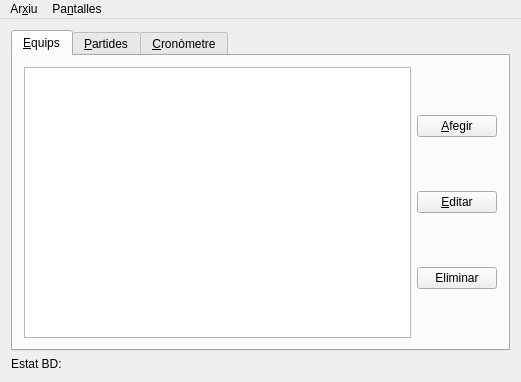
Above: mainwindow.ui from vicgua/robocat before the change. Below: the same form after it.
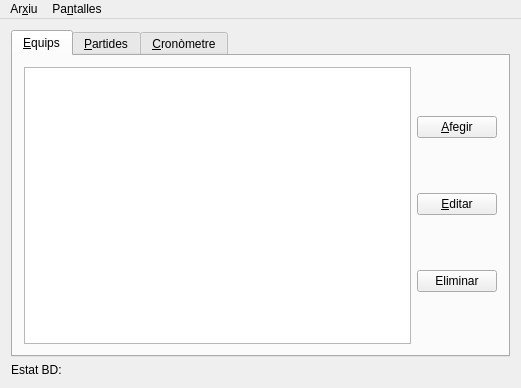
That is the form after the change. The open tabs and pages were chosen to show the change. Icons and pictures are not drawn. Custom widgets are drawn as their Qt base class.

```diff
--- a/mainwindow.ui
+++ b/mainwindow.ui
@@ -7,7 +7,7 @@
     <x>0</x>
     <y>0</y>
     <width>521</width>
-    <height>382</height>
+    <height>388</height>
    </rect>
   </property>
   <property name="windowTitle">
@@ -33,7 +33,32 @@
        </attribute>
        <layout class="QHBoxLayout" name="horizontalLayout">
         <item>
-         <widget class="QTableView" name="taulaEquips"/>
+         <widget class="QTableView" name="taulaEquips">
+          <property name="editTriggers">
+           <set>QAbstractItemView::NoEditTriggers</set>
+          </property>
+          <property name="alternatingRowColors">
+           <bool>true</bool>
+          </property>
+          <property name="selectionMode">
+           <enum>QAbstractItemView::SingleSelection</enum>
+          </property>
+          <property name="selectionBehavior">
+           <enum>QAbstractItemView::SelectRows</enum>
+          </property>
+          <property name="sortingEnabled">
+           <bool>true</bool>
+          </property>
+          <attribute name="horizontalHeaderDefaultSectionSize">
+           <number>120</number>
+          </attribute>
+          <attribute name="horizontalHeaderShowSortIndicator" stdset="0">
+           <bool>true</bool>
+          </attribute>
+          <attribute name="verticalHeaderVisible">
+           <bool>false</bool>
+          </attribute>
+         </widget>
         </item>
         <item>
          <layout class="QVBoxLayout" name="layoutEquips">
@@ -295,7 +320,7 @@
       <item row="0" column="1">
        <widget class="QLabel" name="estatBd">
         <property name="text">
-         <string notr="true">&lt;Placeholder&gt;</string>
+         <string notr="true">&lt;Estat BD&gt;</string>
         </property>
        </widget>
       </item>
```
Left out of the diff: 84 changed lines with no effect on the pictures.
